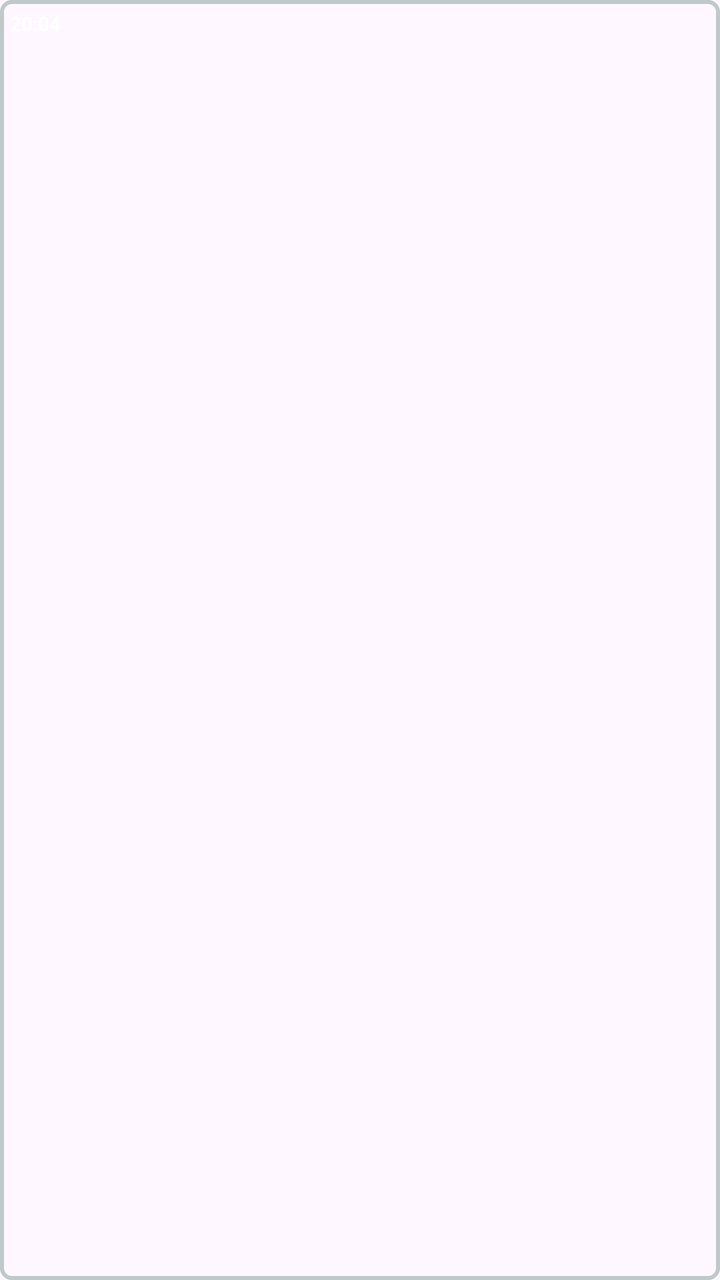
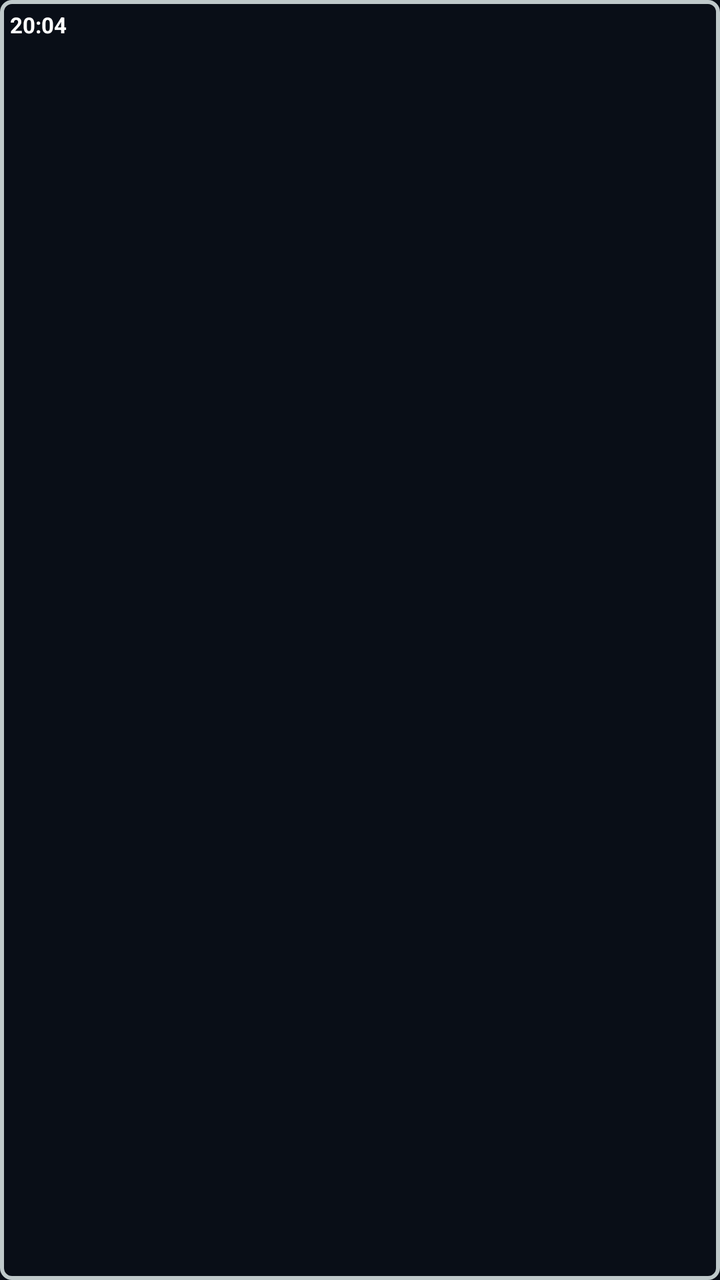

Compare the two renders of this Android layout. The source of the first and the diff that turns it into the second are given below.
<!-- AndroidManifest.xml: application theme Theme.StreamingApp -->
<!-- res/layout/tvprogram_timing_list_items.xml -->
<?xml version="1.0" encoding="utf-8"?>
<RelativeLayout xmlns:android="http://schemas.android.com/apk/res/android"
    xmlns:tools="http://schemas.android.com/tools"
    android:layout_width="wrap_content"
    android:layout_height="wrap_content"
    android:layout_margin="5dp"
    xmlns:app="http://schemas.android.com/apk/res-auto"
    android:background="@drawable/lgtransparentgreystroke_bg"
    android:id="@+id/itemlRl"
    >


    <TextView
        android:id="@+id/timing_tv"
        android:layout_width="wrap_content"
        android:layout_height="wrap_content"
        android:layout_margin="1dp"
        android:gravity="center"
        android:padding="4dp"
        android:maxLines="1"
        android:text="20:04"
        android:textStyle="bold"
        android:textSize="10sp"
        android:textColor="@color/white"/>

</RelativeLayout>
<!-- resources referenced by this layout -->
<resources>
  <color name="white">#FFFFFFFF</color>
  <!-- drawable lgtransparentgreystroke_bg (drawable) -->
  <?xml version="1.0" encoding="utf-8"?>
  <layer-list xmlns:android="http://schemas.android.com/apk/res/android">
      
      <item>
          <shape android:shape="rectangle">
              <stroke android:width="2dp" android:color="@color/iconColor"/>
              <solid android:color="@android:color/transparent" />
              <corners android:radius="5dp" /> 
          </shape>
      </item>
  
  
  
  
  
  
  
  
  
  </layer-list>
  <style name="Theme.StreamingApp" parent="Base.Theme.StreamingApp" />
  <color name="iconColor">#BFC9CA</color>
  <style name="Base.Theme.StreamingApp" parent="Theme.Material3.DayNight.NoActionBar">
          
          <item name="android:navigationBarColor">@android:color/transparent</item>
  
          
          <item name="android:windowTranslucentStatus">false</item>
          <item name="android:windowTranslucentNavigation">false</item>
          <item name="android:statusBarColor">@color/bluemain</item>
          <item name="android:windowLightStatusBar">true</item>
          <item name="android:windowContentOverlay">@null</item>
  
          <item name="android:windowIsTranslucent">true</item>
  
      </style>
  <color name="bluemain">#4AB9FF</color>
</resources>

<!-- the commit's change to res/layout/tvprogram_timing_list_items.xml (unified diff, before → after) -->
@@ -20,7 +20,6 @@
         android:maxLines="1"
         android:text="20:04"
         android:textStyle="bold"
-        android:textSize="10sp"
-        android:textColor="@color/white"/>
+        android:textSize="11sp"        android:textColor="@color/white"/>
 
 </RelativeLayout>
<!-- resource entries referenced after the edit -->
@@ -29,6 +29,8 @@
           <item name="android:navigationBarColor">@android:color/transparent</item>
   
           
+          <item name="android:windowBackground">@color/blmain</item>
+  
           <item name="android:windowTranslucentStatus">false</item>
           <item name="android:windowTranslucentNavigation">false</item>
           <item name="android:statusBarColor">@color/bluemain</item>
@@ -38,6 +40,7 @@
           <item name="android:windowIsTranslucent">true</item>
   
       </style>
+  <color name="blmain">#090E17</color>
   <color name="bluemain">#4AB9FF</color>
 </resources>
 
